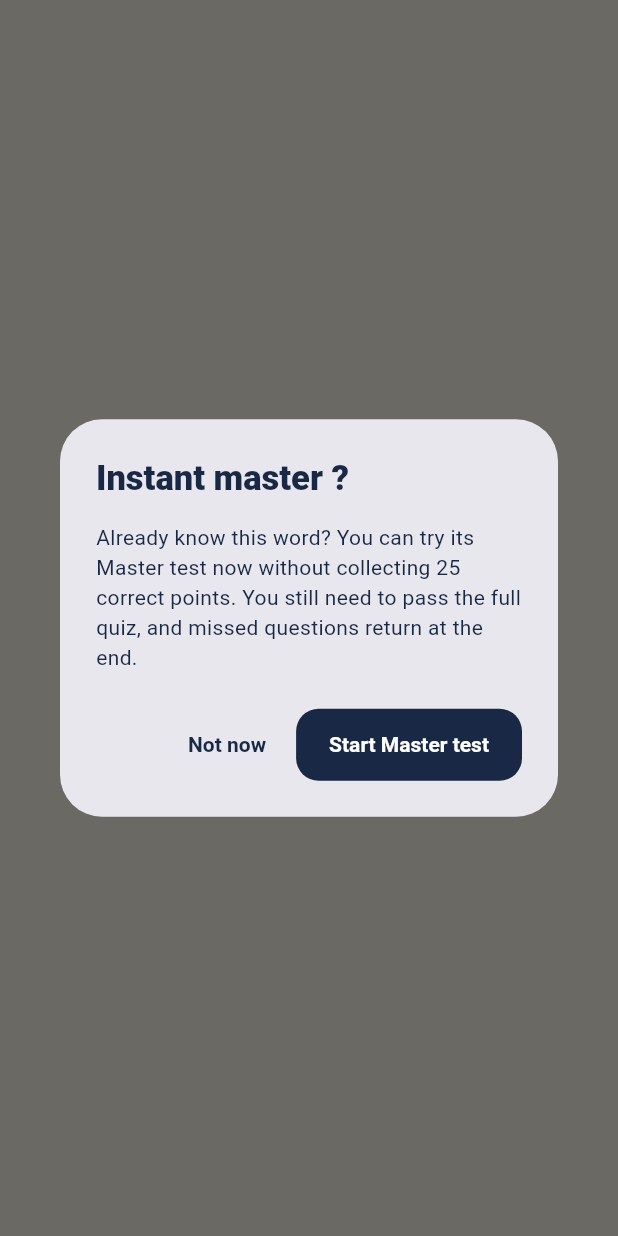
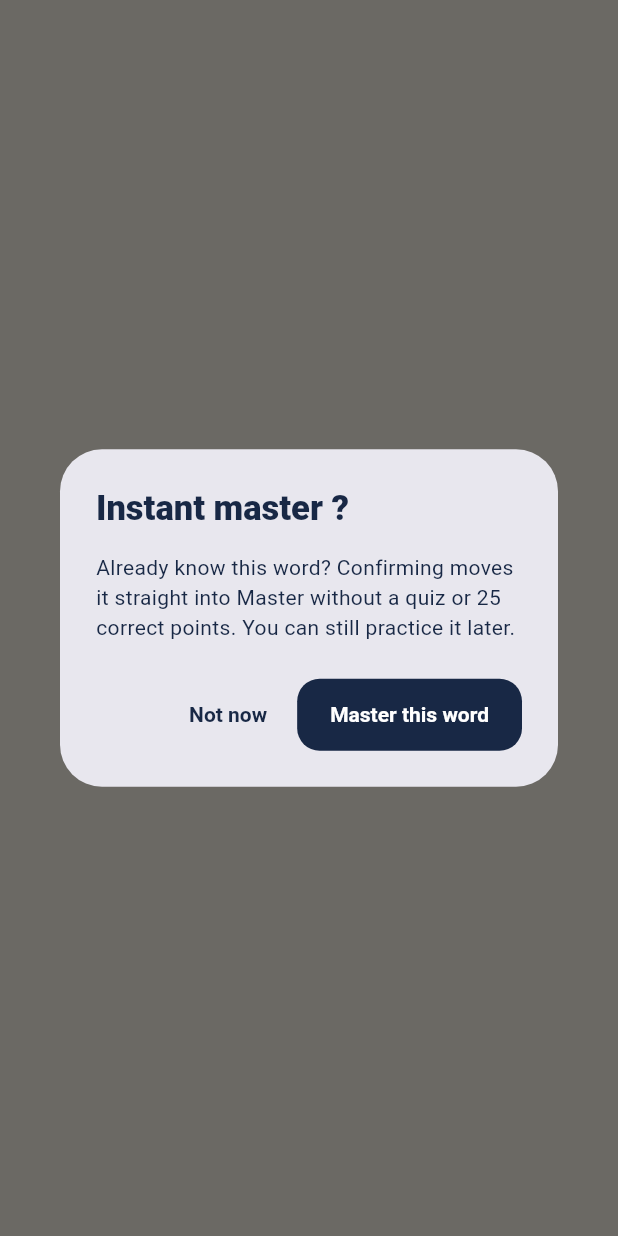
Before and after one commit to Pancake-SS/Nihao-Robots-, a Flutter app: what offerInstantMaster() shows on an empty page, opened directly with empty values, on a phone screen of 412 x 824 dp. Run offline on Flutter 3.47's test engine with Material 3 defaults, Android fonts, the phone set to English and light mode, and no system bars; our stand-ins replace audioplayers, drift, drift_flutter, flutter_riverpod, flutter_tts; missing offline and left inert: file_selector; accounts and stored records are empty; generated files the repository leaves out were written again; Roboto replaces fonts that are missing (Segoe UI).

Commit message:
Make Instant Master promote words without quiz

```diff
--- a/lib/features/profiles/profile_home_screen.dart
+++ b/lib/features/profiles/profile_home_screen.dart
@@ -81,7 +81,7 @@ class _ProfileHomeScreenState extends State<ProfileHomeScreen> {
         TourStop(
           _vocabulary[2],
           'Master words',
-          'After 25 correct points, pass the full Master test to master a word. Instant master offers the same test sooner. Three missed answers during Master practice return the word to Learn while keeping its points.',
+          'After 25 correct points, pass the full Master test to master a word. If you already know one, Instant master skips the quiz after confirmation. Three missed answers during Master practice return the word to Learn while keeping its points.',
         ),
       ],
       2 => [
--- a/lib/features/review/master_screen.dart
+++ b/lib/features/review/master_screen.dart
@@ -42,7 +42,7 @@ class MasterScreen extends ConsumerWidget {
               TourStop(
                 _targets[1],
                 'Instant master',
-                'Already know a word? Confirm your choice, then take its full test without waiting for points.',
+                'Already know a word? Confirm to move it straight into Master without a quiz.',
               ),
               TourStop(
                 _targets[2],
@@ -96,7 +96,7 @@ class MasterScreen extends ConsumerWidget {
                   _targets[1],
                   Icons.flash_on_outlined,
                   'Instant master',
-                  'Already know a word? Take its Master test now.',
+                  'Already know a word? Move it to Master after confirming.',
                   () => MasterCandidatesScreen(
                     profileId: profileId,
                     instant: true,
@@ -219,7 +219,6 @@ class _MasterCandidatesScreenState
             profileId: widget.profileId,
             wordId: id,
             hanzi: hanzi,
-            instant: false,
           ),
         ),
       );
--- a/lib/features/review/master_test_screen.dart
+++ b/lib/features/review/master_test_screen.dart
@@ -11,44 +11,115 @@ import 'master_repository.dart';
 import 'practice_deck.dart';
 import 'practice_session_screen.dart';
 
-/// Asks before bypassing the 25-point path, then opens the same full test.
+/// Confirms an immediate Master decision without starting a quiz.
 Future<bool> offerInstantMaster(
   BuildContext context, {
   required int profileId,
   required String wordId,
   required String hanzi,
 }) async {
-  final confirmed = await showDialog<bool>(
+  final completed = await showDialog<bool>(
     context: context,
-    builder: (dialogContext) => AlertDialog(
-      title: Text('Instant master $hanzi?'),
-      content: const Text(
-        'Already know this word? You can try its Master test now without collecting 25 correct points. You still need to pass the full quiz, and missed questions return at the end.',
+    barrierDismissible: false,
+    builder: (_) => _InstantMasterDialog(
+      profileId: profileId,
+      wordId: wordId,
+      hanzi: hanzi,
+    ),
+  );
+  return completed == true;
+}
+
+class _InstantMasterDialog extends ConsumerStatefulWidget {
+  const _InstantMasterDialog({
+    required this.profileId,
+    required this.wordId,
+    required this.hanzi,
+  });
+
+  final int profileId;
+  final String wordId, hanzi;
+
+  @override
+  ConsumerState<_InstantMasterDialog> createState() =>
+      _InstantMasterDialogState();
+}
+
+class _InstantMasterDialogState extends ConsumerState<_InstantMasterDialog> {
+  bool _saving = false;
+  String? _error;
+
+  Future<void> _confirm() async {
+    if (_saving) return;
+    setState(() {
+      _saving = true;
+      _error = null;
+    });
+    try {
+      await ref
+          .read(masterRepositoryProvider)
+          .completeTest(
+            profileId: widget.profileId,
+            wordId: widget.wordId,
+            instant: true,
+          );
+      if (!mounted) return;
+      ref.invalidate(masteredIdsProvider(widget.profileId));
+      ref.invalidate(dailyStreakProvider(widget.profileId));
+      ref.invalidate(learningProgressProvider(widget.profileId));
+      Navigator.of(context).pop(true);
+    } catch (error) {
+      if (mounted) {
+        setState(
+          () => _error = error is MasterConflict
+              ? error.message
+              : 'Could not master this word. Please retry.',
+        );
+      }
+    } finally {
+      if (mounted) setState(() => _saving = false);
+    }
+  }
+
+  @override
+  Widget build(BuildContext context) => PopScope(
+    canPop: !_saving,
+    child: AlertDialog(
+      scrollable: true,
+      title: Text('Instant master ${widget.hanzi}?'),
+      content: Column(
+        mainAxisSize: MainAxisSize.min,
+        crossAxisAlignment: CrossAxisAlignment.start,
+        children: [
+          const Text(
+            'Already know this word? Confirming moves it straight into Master without a quiz or 25 correct points. You can still practice it later.',
+          ),
+          if (_saving) ...[
+            const SizedBox(height: 16),
+            const LinearProgressIndicator(),
+          ],
+          if (_error != null) ...[
+            const SizedBox(height: 12),
+            Text(
+              _error!,
+              style: TextStyle(color: Theme.of(context).colorScheme.error),
+            ),
+          ],
+        ],
       ),
       actions: [
         TextButton(
-          onPressed: () => Navigator.pop(dialogContext, false),
+          onPressed: _saving ? null : () => Navigator.pop(context, false),
           child: const Text('Not now'),
         ),
         FilledButton(
-          onPressed: () => Navigator.pop(dialogContext, true),
-          child: const Text('Start Master test'),
+          key: const ValueKey('confirm-instant-master'),
+          onPressed: _saving ? null : _confirm,
+          child: Text(_saving ? 'Mastering…' : 'Master this word'),
         ),
       ],
     ),
   );
-  if (!context.mounted || confirmed != true) return false;
-  final completed = await Navigator.of(context).push<bool>(
-    MaterialPageRoute(
-      builder: (_) => MasterTestScreen(
-        profileId: profileId,
-        wordId: wordId,
-        hanzi: hanzi,
-        instant: true,
-      ),
-    ),
-  );
-  return completed == true;
 }
 
 class MasterTestScreen extends ConsumerStatefulWidget {
@@ -56,12 +127,10 @@ class MasterTestScreen extends ConsumerStatefulWidget {
     required this.profileId,
     required this.wordId,
     required this.hanzi,
-    required this.instant,
     super.key,
   });
   final int profileId;
   final String wordId, hanzi;
-  final bool instant;
 
   @override
   ConsumerState<MasterTestScreen> createState() => _MasterTestScreenState();
@@ -100,7 +169,7 @@ class _MasterTestScreenState extends ConsumerState<MasterTestScreen> {
           .completeTest(
             profileId: widget.profileId,
             wordId: widget.wordId,
-            instant: widget.instant,
+            instant: false,
           );
       if (!mounted) return;
       ref.invalidate(masteredIdsProvider(widget.profileId));
--- a/lib/features/vocabulary/learning_queue_screen.dart
+++ b/lib/features/vocabulary/learning_queue_screen.dart
@@ -347,7 +347,7 @@ class _LearningQueueScreenState extends ConsumerState<LearningQueueScreen> {
               TourStop(
                 _learnTarget,
                 'Learn or master',
-                'Open the selected word to study it. If you already know it, Instant master asks before starting the full Master test.',
+                'Open the selected word to study it. If you already know it, Instant master asks before moving it straight into Master.',
               ),
             ]),
             icon: const Icon(Icons.help_outline),
```
Also changed, not shown: lib/features/review/master_repository.dart (+19 -3 lines), 9 other files.
